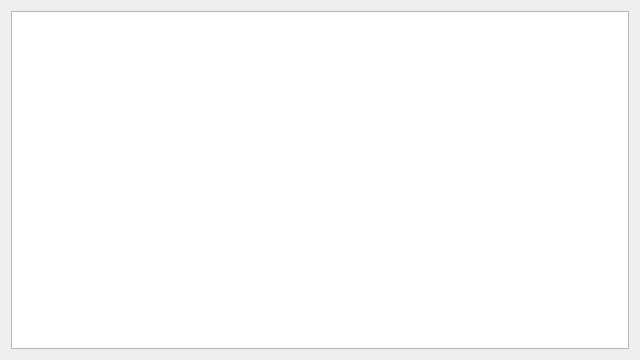
DrogonMar/SVRLinuxTools, file src/MainOverlay/MainOverlay.ui: the form before one commit.
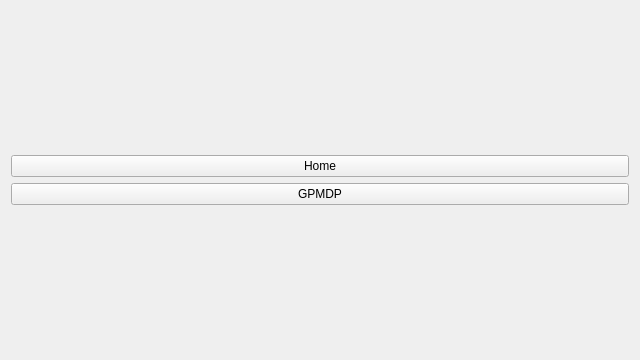
The form after the commit.

Commit message: Made a simple ui.

Diff of the .ui file:
```diff
--- a/src/MainOverlay/MainOverlay.ui
+++ b/src/MainOverlay/MainOverlay.ui
@@ -15,7 +15,52 @@
   </property>
   <layout class="QVBoxLayout" name="verticalLayout">
    <item>
-    <widget class="QColumnView" name="columnView"/>
+    <layout class="QGridLayout" name="gridLayout">
+     <item row="0" column="0">
+      <layout class="QVBoxLayout" name="Menu">
+       <item>
+        <spacer name="verticalSpacer_2">
+         <property name="orientation">
+          <enum>Qt::Vertical</enum>
+         </property>
+         <property name="sizeHint" stdset="0">
+          <size>
+           <width>20</width>
+           <height>40</height>
+          </size>
+         </property>
+        </spacer>
+       </item>
+       <item>
+        <widget class="QPushButton" name="HomeButton">
+         <property name="text">
+          <string>Home</string>
+         </property>
+        </widget>
+       </item>
+       <item>
+        <widget class="QPushButton" name="GPMDPMenuButton">
+         <property name="text">
+          <string>GPMDP</string>
+         </property>
+        </widget>
+       </item>
+       <item>
+        <spacer name="verticalSpacer">
+         <property name="orientation">
+          <enum>Qt::Vertical</enum>
+         </property>
+         <property name="sizeHint" stdset="0">
+          <size>
+           <width>20</width>
+           <height>40</height>
+          </size>
+         </property>
+        </spacer>
+       </item>
+      </layout>
+     </item>
+    </layout>
    </item>
   </layout>
  </widget>
```
The commit also changes 7 other files.
